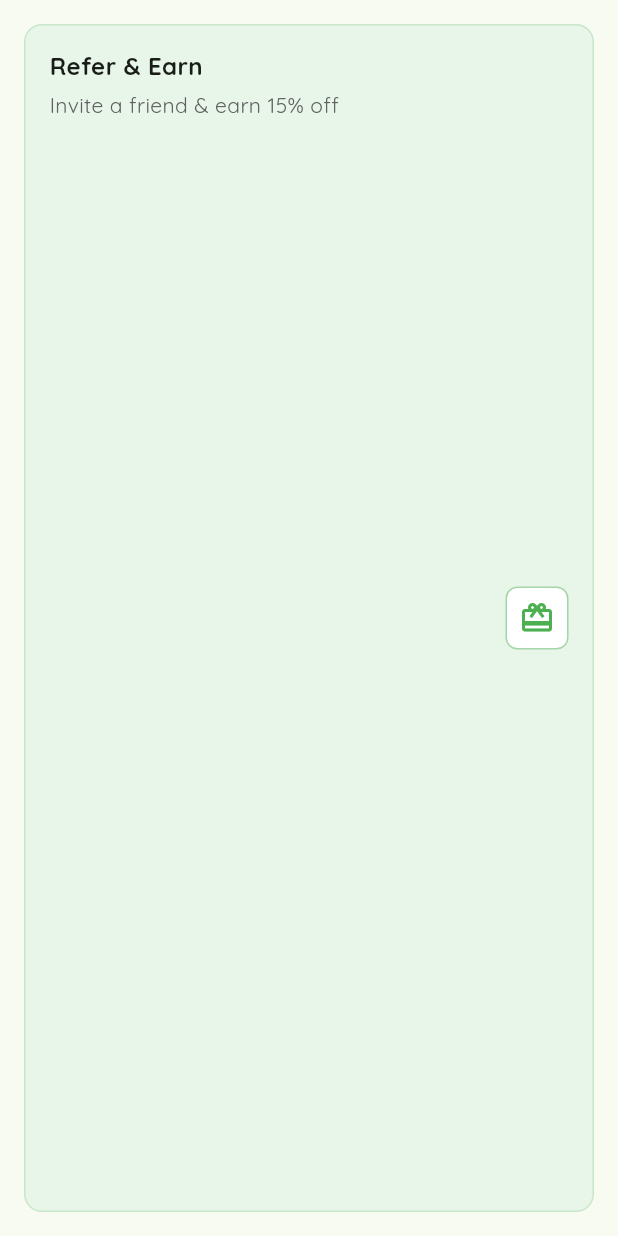
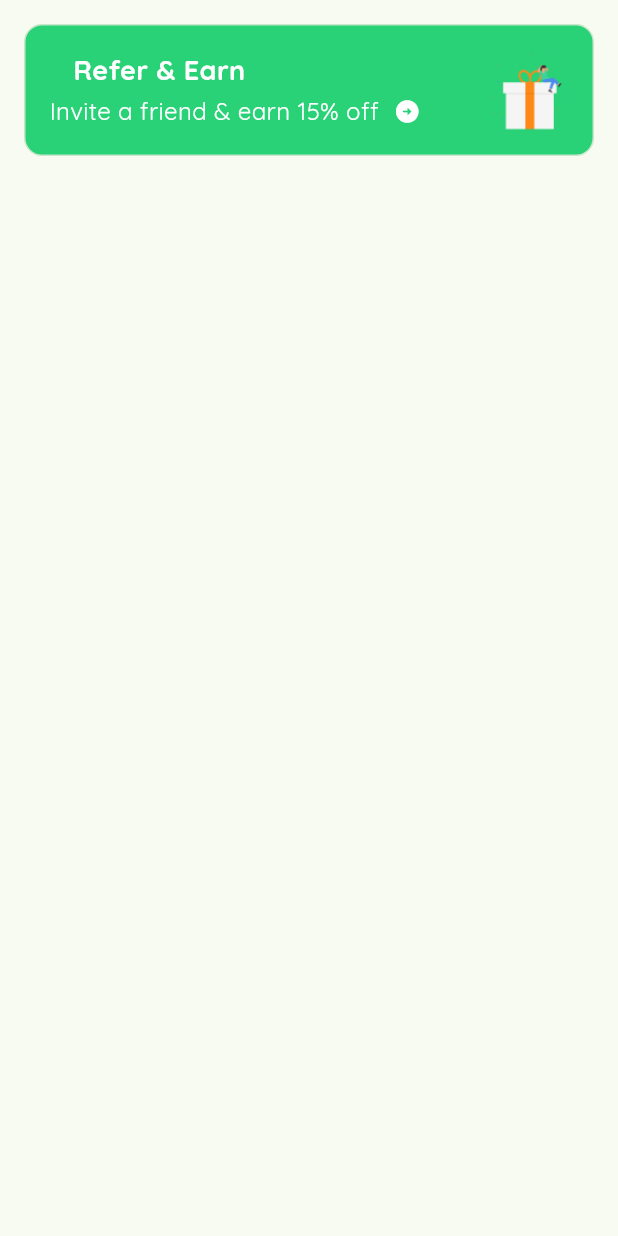
Before and after one commit to Rabeeheee/API_Practice, a Flutter app: the ReferEarnBanner widget shown alone on an empty page, opened directly, on a phone screen of 412 x 824 dp. Run offline on Flutter 3.47's test engine with Material 3 defaults, Android fonts, the light colour scheme and no system bars; our stand-ins replace bloc, dartz, equatable, flutter_bloc, get_it, internet_connection_checker and 1 more; missing offline and left inert: iconify_flutter.

Commit message:
completed refer and earn section

```diff
--- a/lib/features/home/presentation/widgets/nearby_store_section.dart
+++ b/lib/features/home/presentation/widgets/nearby_store_section.dart
@@ -34,20 +34,10 @@ class NearbyStoreCard extends StatelessWidget {
 
   @override
   Widget build(BuildContext context) {
-    return Container(
-      margin: const EdgeInsets.only(bottom: 16),
-      decoration: BoxDecoration(
-        color: Colors.white,
-        borderRadius: BorderRadius.circular(12),
-        border: Border.all(color: Colors.grey.shade300),
-      ),
-      child: Row(
+    return Row(
       children: [
         ClipRRect(
-            borderRadius: const BorderRadius.only(
-              topLeft: Radius.circular(12),
-              bottomLeft: Radius.circular(12),
-            ),
+          borderRadius: BorderRadius.circular(12),
           child: Image.asset(
             'assets/images/store_placeholder.png',
             height: 100,
@@ -173,7 +163,6 @@ class NearbyStoreCard extends StatelessWidget {
           ),
         ),
       ],
-      ),
     );
   }
 }
--- a/lib/features/home/presentation/widgets/refer_earn_banner.dart
+++ b/lib/features/home/presentation/widgets/refer_earn_banner.dart
@@ -6,13 +6,14 @@ class ReferEarnBanner extends StatelessWidget {
   @override
   Widget build(BuildContext context) {
     return Container(
+      height: 88,
       margin: const EdgeInsets.symmetric(
         horizontal: 16.0,
         vertical: 16.0,
       ),
       padding: const EdgeInsets.all(16.0),
       decoration: BoxDecoration(
-        color: Colors.green.shade50,
+        color: Color(0xff29D177),
         borderRadius: BorderRadius.circular(12.0),
         border: Border.all(color: Colors.green.shade100),
       ),
@@ -23,35 +24,31 @@ class ReferEarnBanner extends StatelessWidget {
               crossAxisAlignment: CrossAxisAlignment.start,
               children: [
                 const Text(
-                  'Refer & Earn',
+                  '   Refer & Earn',
                   style: TextStyle(
                     fontWeight: FontWeight.bold,
-                    fontSize: 16,
+                    fontSize: 18,
+                    color: Colors.white
                   ),
                 ),
                 const SizedBox(height: 4),
-                Text(
-                  'Invite a friend & earn 15% off',
-                  style: TextStyle(
-                    color: Colors.grey.shade700,
-                    fontSize: 14,
-                  ),
+                Row(
+                  children: [
+                    Text(
+                      'Invite a friend & earn 15% off',
+                      style: TextStyle(
+                        color: const Color.fromARGB(255, 255, 255, 255),
+                        fontSize: 16,
+                      ),
+                    ),
+                    SizedBox(width: 10,),
+                    Icon(Icons.arrow_circle_right_rounded,color: Colors.white, size: 18,)
+                  ],
                 ),
               ],
             ),
           ),
-          Container(
-            padding: const EdgeInsets.all(8),
-            decoration: BoxDecoration(
-              color: Colors.white,
-              borderRadius: BorderRadius.circular(8),
-              border: Border.all(color: Colors.green.shade200),
-            ),
-            child: const Icon(
-              Icons.card_giftcard,
-              color: Colors.green,
-            ),
-          ),
+          Image.asset("assets/images/refer.png")
         ],
       ),
     );
--- a/lib/main.dart
+++ b/lib/main.dart
@@ -1,6 +1,5 @@
 import 'package:flutter/material.dart';
 import 'package:flutter_bloc/flutter_bloc.dart';
-import 'package:google_fonts/google_fonts.dart';
 import 'package:grocery_app/core/di/injection_container.dart' as di;
 import 'package:grocery_app/core/routes/app_router.dart';
 import 'package:grocery_app/features/home/presentation/bloc/home_bloc.dart';
```
Also changed, not shown: assets/images/refer.png (added). Lines whose indentation alone changed are shown as unchanged.
